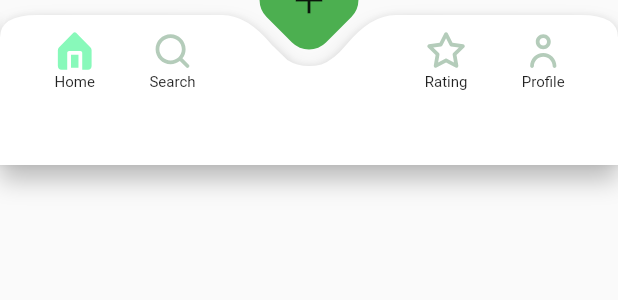
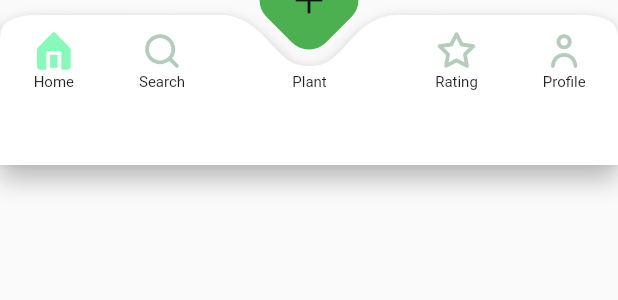
Before and after one commit to artyomIgg/test_push_notifications, a Flutter app: what bottomNavBar() shows on an empty page, opened directly, on a phone screen of 412 x 824 dp. Shown: the top 300 px of the screen. Run offline on Flutter 3.47's test engine with Material 2 defaults, Android fonts, the phone set to English and light mode, and no system bars; our stand-ins replace firebase_analytics, firebase_core, firebase_crashlytics, firebase_messaging, flutter_local_notifications, flutter_svg and 3 more; missing offline and left inert: firebase_in_app_messaging, flutter_facebook_auth; accounts and stored records are empty.

Commit message:
Add text under bottom on bottom nav bar

```diff
--- a/lib/earth/earth.dart
+++ b/lib/earth/earth.dart
@@ -391,15 +391,20 @@ Widget bottomNavBar(BuildContext context) {
           height: 80,
           child: Row(
             mainAxisSize: MainAxisSize.max,
-            mainAxisAlignment: MainAxisAlignment.spaceEvenly,
+            mainAxisAlignment: MainAxisAlignment.spaceAround,
             children: [
-              bottomNavBarIcon("res/bihance_pic/icons/home.svg", "Home"),
-              bottomNavBarIcon("res/bihance_pic/icons/search.svg", "Search"),
+              bottomNavBarIcon("res/bihance_pic/icons/home.svg", "Home", true),
+              bottomNavBarIcon(
+                  "res/bihance_pic/icons/search.svg", "Search", true),
               SizedBox(
                 width: size.width * 0.20,
+                child: bottomNavBarIcon(
+                    "res/bihance_pic/icons/search.svg", "Plant", false),
               ),
-              bottomNavBarIcon("res/bihance_pic/icons/rating.svg", "Rating"),
-              bottomNavBarIcon("res/bihance_pic/icons/profile.svg", "Profile"),
+              bottomNavBarIcon(
+                  "res/bihance_pic/icons/rating.svg", "Rating", true),
+              bottomNavBarIcon(
+                  "res/bihance_pic/icons/profile.svg", "Profile", true),
             ],
           ),
         ),
@@ -408,14 +413,17 @@ Widget bottomNavBar(BuildContext context) {
   );
 }
 
-Widget bottomNavBarIcon(String path, String title) {
+Widget bottomNavBarIcon(String path, String title, bool isIconVisible) {
   return Column(
     mainAxisAlignment: MainAxisAlignment.center,
     children: [
-      SvgPicture.asset(
-        path,
-        height: 30,
-        width: 30,
+      Opacity(
+        opacity: isIconVisible ? 1 : 0,
+        child: SvgPicture.asset(
+          path,
+          height: 30,
+          width: 30,
+        ),
       ),
       Text(title, style: TextStyle(fontSize: 10))
     ],
```
